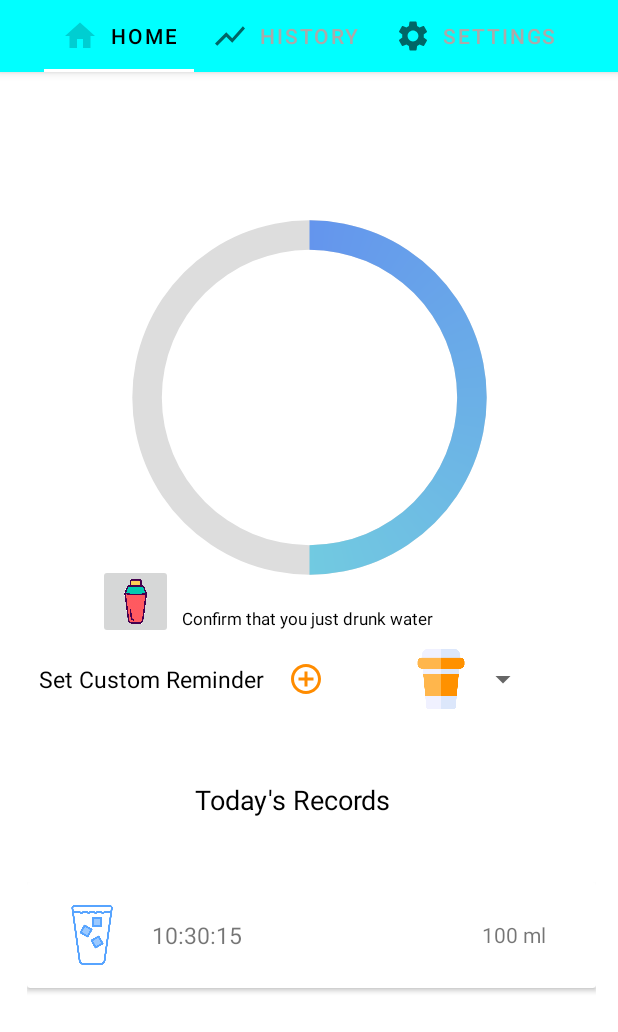
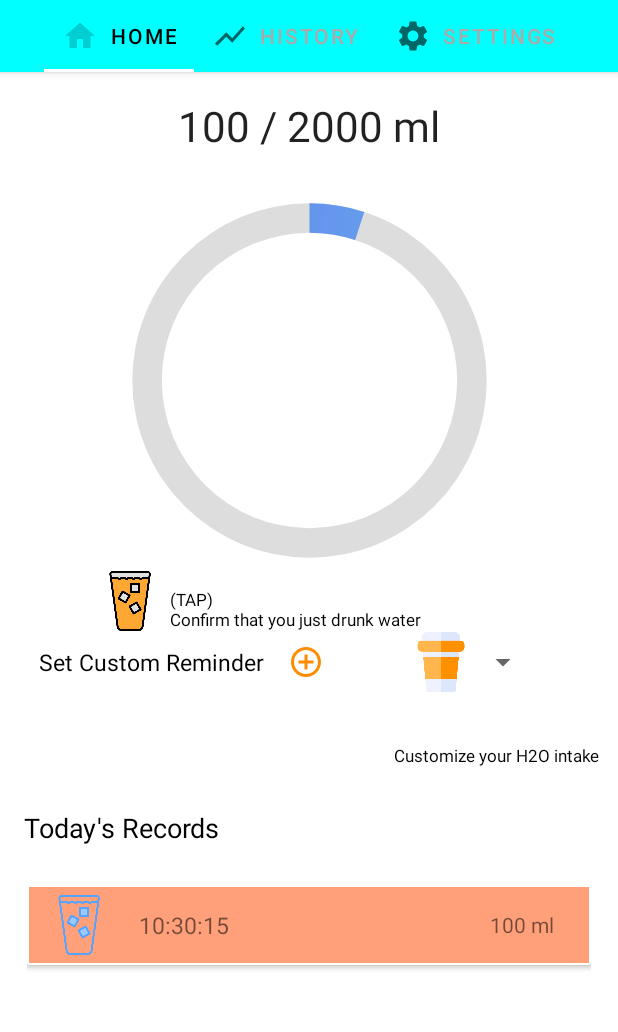
Before and after one commit to criticalAY/H20Reminder, an Android app: the screen it shows after launch (TabsActivity), after a tap on an icon or button, on a phone screen of 412 x 824 dp. Shown: the top 1032 px of the screen. Run offline under Robolectric (Android 15) with nearby library versions, the phone set to English and light mode, and no system bars; our stand-ins replace Room's generated code; Roboto replaces fonts that are not available here.

Commit message:
progress bar updated

```diff
--- a/app/src/main/java/com/criticalay/h20reminder/model/Drink.kt
+++ b/app/src/main/java/com/criticalay/h20reminder/model/Drink.kt
@@ -8,6 +8,7 @@ data class Drink(
     @PrimaryKey(autoGenerate = true)
     var id: Int,
     var date: String,
+
     var time: String,
     var drink: String,
     var amount: Int,
--- a/app/src/main/java/com/criticalay/h20reminder/ui/fragments/HomeFragment.kt
+++ b/app/src/main/java/com/criticalay/h20reminder/ui/fragments/HomeFragment.kt
@@ -1,5 +1,6 @@
 package com.criticalay.h20reminder.ui.fragments
 
+import android.annotation.SuppressLint
 import android.app.AlarmManager
 import android.app.NotificationChannel
 import android.app.NotificationManager
@@ -35,8 +36,8 @@ import java.util.*
 
 
 class HomeFragment : Fragment() {
-    private var size : String= "200"
-    private var progr = 0
+    private var size : String= "0"
+    private var progress = 0
 
     private lateinit var mDrinkViewModel  : DrinkViewModel
 
@@ -69,7 +70,7 @@ class HomeFragment : Fragment() {
         // Inflate view and obtain an instance of the binding class
         _binding = FragmentHomeBinding.inflate(inflater, container, false)
       //  text_view_progress.setText("fdfdfd")
-        _binding!!.progressBar.progress =50
+        _binding!!.progressBar.progress =0
 
              val adapter = DrinkListAdapter()
         val recyclerView = _binding!!.recyclerViewRecord
@@ -87,13 +88,11 @@ class HomeFragment : Fragment() {
 
         })
 
-        _binding!!.DrunkBtn.setOnClickListener{
 
 
-            insertDrinkDataToDatabase()
-        }
 
-        _binding!!.addCustomDrinkBtn.onItemSelectedListener = object : AdapterView.OnItemSelectedListener{
+
+         _binding!!.addCustomDrinkBtn.onItemSelectedListener = object : AdapterView.OnItemSelectedListener{
             override fun onItemSelected(
                 parent: AdapterView<*>?,
                 view: View?,
@@ -116,6 +115,14 @@ class HomeFragment : Fragment() {
             }
 
 
+        }
+        _binding!!.DrunkBtn.setOnClickListener{
+
+
+            insertDrinkDataToDatabase()
+            progress+=size.toInt()
+
+            updateProgressBar()
         }
 
 
@@ -147,16 +154,24 @@ class HomeFragment : Fragment() {
 
     }
 
+    @SuppressLint("SimpleDateFormat")
     private fun insertDrinkDataToDatabase() {
 
      val id = 0
         val sdf = SimpleDateFormat("hh:mm:ss")
         val currentDate = sdf.format(Date())
-      //  System.out.println(" C DATE is  $currentDate")
-        val hr = Calendar.HOUR_OF_DAY
-        val min = Calendar.MINUTE
-        val tt = Calendar.AM_PM
-        val ttt= "$hr:$min $tt"
+        val now =Calendar.getInstance()
+        val currentMonth: Int = now.get(Calendar.MONTH)
+
+
+
+
+
+
+
+
+
+
 
         val date = Calendar.DATE.toString()
         val time =currentDate.toString()
@@ -164,9 +179,10 @@ class HomeFragment : Fragment() {
         val vol = size.toInt()
       //  val vol = 200
 
+
         val drunk = Drink(id, date, time,drink,vol)
         mDrinkViewModel.addDrink(drunk)
-        Toast.makeText(context, "successfully added yout drink data", Toast.LENGTH_SHORT).show()
+       // Toast.makeText(context, "Successfully added your drink data", Toast.LENGTH_SHORT).show()
 
 
 
@@ -233,8 +249,12 @@ class HomeFragment : Fragment() {
 
 
     private fun updateProgressBar() {
-    progress_bar.progress = progr
-    text_view_progress.text = "$progr%"
+
+   val progressString = "$progress / 2000 ml"
+  ProgressTextTv.text = progressString
+        var percent = (progress*100/2000)
+        progress_bar.progress = percent
+
 }
 
 
@@ -268,4 +288,6 @@ class HomeFragment : Fragment() {
 
 
 
+
+
 }
--- a/app/src/main/java/com/criticalay/h20reminder/ui/fragments/SettingFragment.kt
+++ b/app/src/main/java/com/criticalay/h20reminder/ui/fragments/SettingFragment.kt
@@ -190,6 +190,7 @@ class SettingFragment : Fragment() {
 
 
     private fun CancelAlarm(){
+
         alarmManager.cancel(pendingIntent)
 
 
--- a/app/src/main/java/com/criticalay/h20reminder/utils/Dao.kt
+++ b/app/src/main/java/com/criticalay/h20reminder/utils/Dao.kt
@@ -26,8 +26,8 @@ interface Dao {
         @Insert(onConflict = OnConflictStrategy.IGNORE)
         suspend fun insertDrinkData(drink: Drink)
 
-    @Query("SELECT * FROM Drunk  ORDER BY id ASC")
-     fun readDrinkDataDetailsSelectedDay(): LiveData<List<Drink>>
+    @Query("SELECT * FROM Drunk  ORDER BY id DESC")
+    fun readDrinkDataDetailsSelectedDay(): LiveData<List<Drink>>
 
 
 
--- a/app/src/main/res/drawable/ic_roundbg.xml
+++ b/app/src/main/res/drawable/ic_roundbg.xml
@@ -3,7 +3,7 @@
     xmlns:android="http://schemas.android.com/apk/res/android"
     android:shape="rectangle">
     <corners android:radius="30dp"/>
-    <solid android:color="#AEE5F3"/>
+    <solid android:color="@color/LightGrey"/>
 
 
 </shape>
--- a/app/src/main/res/layout/fragment_home.xml
+++ b/app/src/main/res/layout/fragment_home.xml
@@ -12,19 +12,18 @@
 
 
         <TextView
-            android:id="@+id/text_view_progress"
+            android:id="@+id/ProgressTextTv"
+
+            style="@style/TextAppearance.Material3.HeadlineMedium"
             android:layout_width="wrap_content"
             android:layout_height="wrap_content"
-            android:textColor="@color/black"
-            android:visibility="visible"
-
-
-            app:layout_constraintBottom_toBottomOf="@+id/progress_bar"
+            android:text="200/2000"
+            app:layout_constraintBottom_toBottomOf="parent"
             app:layout_constraintEnd_toEndOf="parent"
             app:layout_constraintStart_toStartOf="parent"
             app:layout_constraintTop_toTopOf="parent"
-            app:layout_constraintVertical_bias="0.587"
-            tools:text="100/2000ml" />
+            app:layout_constraintVertical_bias="0.023" />
+
 
         <ProgressBar
             android:id="@+id/progress_bar"
@@ -34,6 +33,7 @@
             android:focusable="true"
             android:indeterminateOnly="false"
             android:progress="10"
+
             android:progressDrawable="@drawable/circle"
 
 
@@ -41,8 +41,7 @@
             app:layout_constraintEnd_toEndOf="parent"
             app:layout_constraintStart_toStartOf="parent"
             app:layout_constraintTop_toTopOf="parent"
-            app:layout_constraintVertical_bias="0.144" />
-
+            app:layout_constraintVertical_bias="0.121" />
 
         <LinearLayout
             android:id="@+id/custombtnlayout"
@@ -50,7 +49,8 @@
             android:layout_height="wrap_content"
             android:layout_margin="12dp"
             android:padding="8dp"
-            app:layout_constraintTop_toBottomOf="@id/progress_bar">
+            app:layout_constraintTop_toBottomOf="@id/progress_bar"
+            tools:layout_editor_absoluteX="12dp">
 
             <TextView
                 android:id="@+id/addCustomAlarm"
@@ -70,10 +70,13 @@
 
 
             <ImageView
+                android:id="@+id/custombtnImg"
                 android:layout_width="40dp"
-
                 android:layout_height="40dp"
                 android:layout_marginStart="40dp"
+
+                android:clickable="true"
+                android:focusable="true"
 
                 android:src="@drawable/hotcup" />
 
@@ -93,14 +96,16 @@
 
         </LinearLayout>
 
-        <ImageButton
+        <ImageView
+            android:clickable="true"
+            android:focusable="true"
             android:id="@+id/DrunkBtn"
-            android:layout_width="50dp"
-            android:layout_height="50dp"
+            android:layout_width="40dp"
+            android:layout_height="40dp"
             android:scaleType="fitCenter"
 
 
-            android:src="@drawable/cup_red"
+            android:src="@drawable/drinkingyellow"
             app:layout_constraintBottom_toBottomOf="parent"
             app:layout_constraintEnd_toEndOf="parent"
             app:layout_constraintHorizontal_bias="0.18"
@@ -118,16 +123,16 @@
             android:textSize="18sp"
             app:layout_constraintBottom_toBottomOf="parent"
             app:layout_constraintEnd_toEndOf="parent"
-            app:layout_constraintHorizontal_bias="0.462"
+            app:layout_constraintHorizontal_bias="0.056"
             app:layout_constraintStart_toStartOf="parent"
             app:layout_constraintTop_toTopOf="parent"
-            app:layout_constraintVertical_bias="0.629" />
+            app:layout_constraintVertical_bias="0.654" />
 
         <androidx.recyclerview.widget.RecyclerView
             android:id="@+id/recyclerViewRecord"
-            android:layout_width="415dp"
-           android:padding="18dp"
+            android:layout_width="match_parent"
             android:layout_height="251dp"
+            android:padding="18dp"
             app:layout_constraintBottom_toBottomOf="parent"
             app:layout_constraintEnd_toEndOf="parent"
 
@@ -144,15 +149,31 @@
             android:id="@+id/textView2"
             android:layout_width="wrap_content"
             android:layout_height="wrap_content"
-            android:text="Confirm that you just drunk water"
+            android:text="(TAP)\nConfirm that you just drunk water"
             android:textColor="@color/black"
             android:textSize="11sp"
             app:layout_constraintBottom_toBottomOf="parent"
             app:layout_constraintEnd_toEndOf="parent"
-            app:layout_constraintHorizontal_bias="0.497"
+            app:layout_constraintHorizontal_bias="0.463"
             app:layout_constraintStart_toStartOf="parent"
             app:layout_constraintTop_toTopOf="parent"
-            app:layout_constraintVertical_bias="0.469" />
+            app:layout_constraintVertical_bias="0.46" />
+
+        <TextView
+            android:id="@+id/textView"
+            android:layout_width="wrap_content"
+            android:layout_height="wrap_content"
+
+            android:layout_marginTop="2dp"
+            android:layout_marginBottom="36dp"
+            android:text="Customize your H2O intake"
+            android:textColor="@color/black"
+            android:textSize="11sp"
+            app:layout_constraintBottom_toTopOf="@+id/recyclerViewRecord"
+            app:layout_constraintEnd_toEndOf="parent"
+            app:layout_constraintHorizontal_bias="0.956"
+            app:layout_constraintStart_toStartOf="parent"
+            app:layout_constraintTop_toBottomOf="@+id/custombtnlayout" />
 
     </androidx.constraintlayout.widget.ConstraintLayout>
 </FrameLayout>
--- a/app/src/main/res/layout/water_item.xml
+++ b/app/src/main/res/layout/water_item.xml
@@ -3,12 +3,20 @@
     xmlns:app="http://schemas.android.com/apk/res-auto"
     android:layout_width="match_parent"
     android:layout_height="wrap_content"
-    android:id="@+id/waterContainer">
+    android:elevation="4dp"
+
+    android:id="@+id/waterContainer"
+    android:outlineProvider="background"
+    >
 
     <LinearLayout
         android:padding="5dp"
+        android:backgroundTint="@color/LightSalmon"
+        android:background="@color/LightBlue"
 
-        android:layout_margin="10dp"
+
+
+        android:layout_margin="1dp"
         android:layout_width="match_parent"
         android:layout_height="wrap_content">
 
--- /dev/null
+++ b/app/src/main/res/values-night/themes.xml
@@ -0,0 +1,21 @@
+<resources xmlns:tools="http://schemas.android.com/tools">
+    <!-- Base application theme. -->
+    <style name="Theme.H20Reminder" parent="Theme.MaterialComponents.DayNight.NoActionBar">
+        <!-- Primary brand color. -->
+        <item name="colorPrimary">@color/DarkTurquoise</item>
+        <item name="colorPrimaryVariant">@color/DodgerBlue</item>
+        <item name="colorOnPrimary">@color/white</item>
+        <!-- Secondary brand color. -->
+        <item name="colorSecondary">@color/teal_200</item>
+        <item name="colorSecondaryVariant">@color/teal_200</item>
+        <item name="colorOnSecondary">@color/black</item>
+        <!-- Status bar color. -->
+        <item name="android:statusBarColor" tools:targetApi="l">?attr/colorPrimaryVariant</item>
+        <!-- Customize your theme here. -->
+    </style>
+
+    <style name="CircularDeterminateProgressBar">
+        <item name="android:indeterminateOnly">false</item>
+        <item name="android:progressDrawable">@drawable/circle</item>
+    </style>
+</resources>
```
Also changed, not shown: app/src/main/res/drawable/drinkingyellow.png (added).
